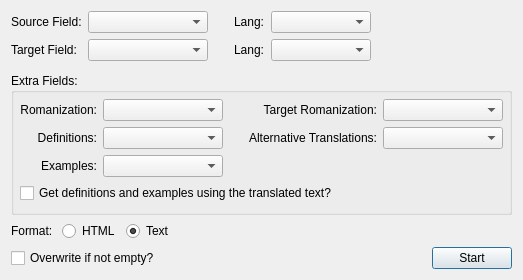
This is form.ui in kelciour/google-translate as Qt 5 draws it before an edit. The edited form follows.
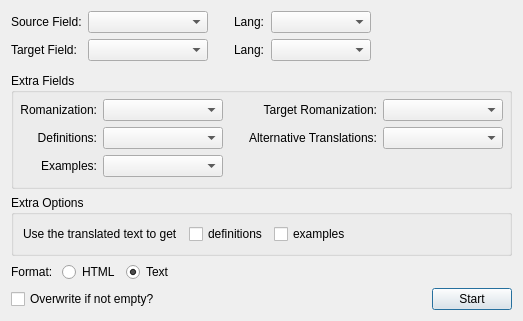
This is the edited form.

Commit message: Get translated definitions and examples

The edit to the form file:
```diff
--- a/form.ui
+++ b/form.ui
@@ -7,7 +7,7 @@
     <x>0</x>
     <y>0</y>
     <width>504</width>
-    <height>265</height>
+    <height>299</height>
    </rect>
   </property>
   <property name="sizePolicy">
@@ -142,7 +142,7 @@
       <bool>true</bool>
      </property>
      <property name="title">
-      <string>Extra Fields:</string>
+      <string>Extra Fields</string>
      </property>
      <property name="flat">
       <bool>false</bool>
@@ -307,16 +307,70 @@
         </item>
        </layout>
       </item>
+     </layout>
+    </widget>
+   </item>
+   <item>
+    <widget class="QGroupBox" name="extraOptions">
+     <property name="title">
+      <string>Extra Options</string>
+     </property>
+     <property name="checkable">
+      <bool>false</bool>
+     </property>
+     <property name="checked">
+      <bool>false</bool>
+     </property>
+     <layout class="QHBoxLayout" name="horizontalLayout">
       <item>
-       <layout class="QHBoxLayout" name="horizontalLayout_4">
-        <item>
-         <widget class="QCheckBox" name="checkBoxTranslatedDefinitions">
-          <property name="text">
-           <string>Get definitions and examples using the translated text?</string>
-          </property>
-         </widget>
-        </item>
-       </layout>
+       <widget class="QLabel" name="label_11">
+        <property name="text">
+         <string>Use the translated text to get</string>
+        </property>
+       </widget>
+      </item>
+      <item>
+       <spacer name="horizontalSpacer_5">
+        <property name="orientation">
+         <enum>Qt::Horizontal</enum>
+        </property>
+        <property name="sizeType">
+         <enum>QSizePolicy::Fixed</enum>
+        </property>
+        <property name="sizeHint" stdset="0">
+         <size>
+          <width>5</width>
+          <height>20</height>
+         </size>
+        </property>
+       </spacer>
+      </item>
+      <item>
+       <widget class="QCheckBox" name="checkBoxTranslatedDefinitions">
+        <property name="text">
+         <string>definitions</string>
+        </property>
+       </widget>
+      </item>
+      <item>
+       <widget class="QCheckBox" name="checkBoxTranslatedExamples">
+        <property name="text">
+         <string>examples</string>
+        </property>
+       </widget>
+      </item>
+      <item>
+       <spacer name="horizontalSpacer_7">
+        <property name="orientation">
+         <enum>Qt::Horizontal</enum>
+        </property>
+        <property name="sizeHint" stdset="0">
+         <size>
+          <width>40</width>
+          <height>20</height>
+         </size>
+        </property>
+       </spacer>
       </item>
      </layout>
     </widget>
```
Left out of the diff: 2 changed lines with no effect on the pictures. The commit also changes 2 other files.
